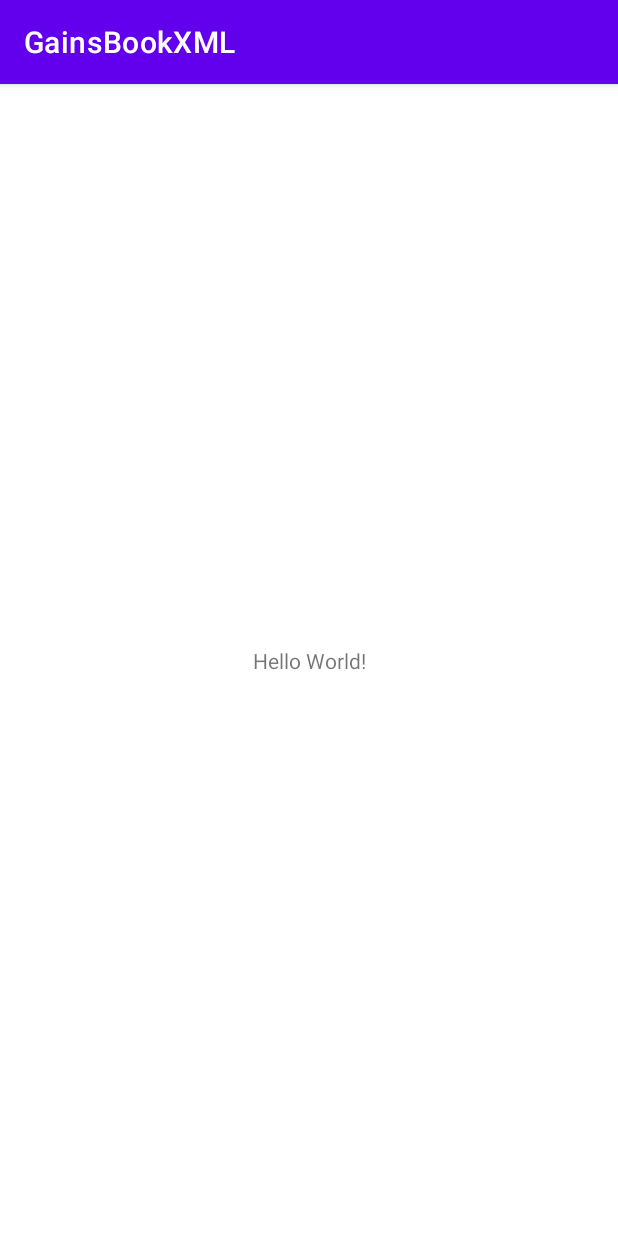
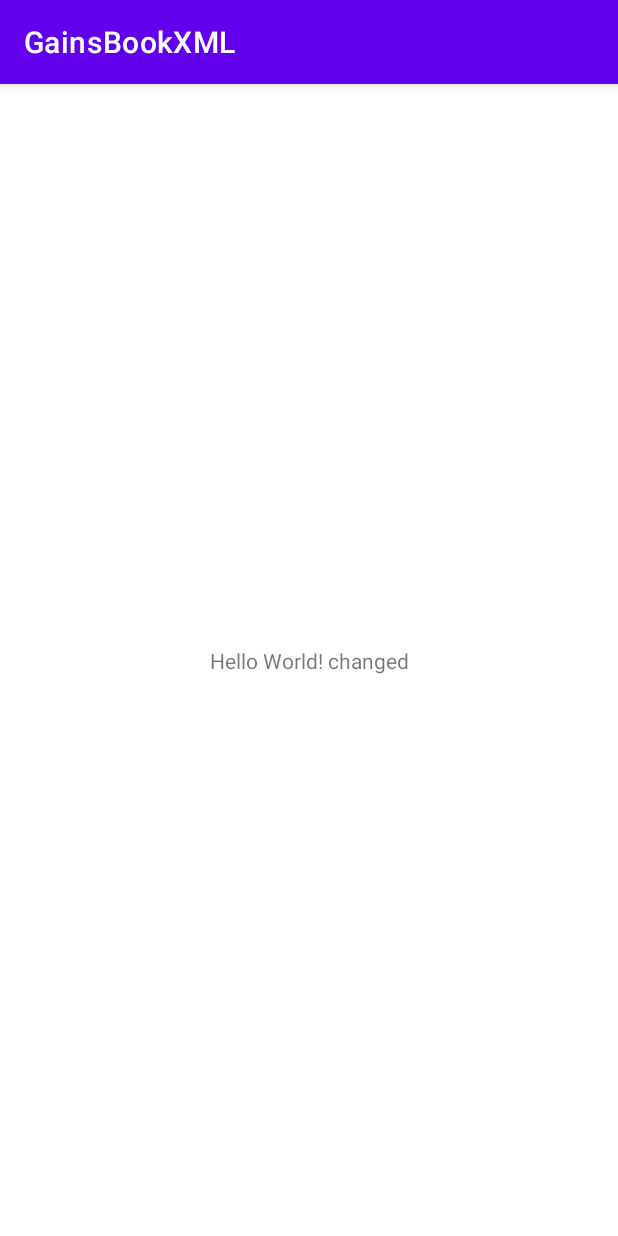
Before and after one commit to OskarWiiala/GainsBookXML, an Android app: the screen it shows after launch (MainActivity), on a phone screen of 412 x 824 dp. Run offline under Robolectric (Android 15) with nearby library versions, the phone set to English and light mode, and no system bars.

Commit message:
just checking if this works

```diff
--- a/app/src/main/res/layout/activity_main.xml
+++ b/app/src/main/res/layout/activity_main.xml
@@ -9,7 +9,7 @@
     <TextView
         android:layout_width="wrap_content"
         android:layout_height="wrap_content"
-        android:text="Hello World!"
+        android:text="Hello World! changed"
         app:layout_constraintBottom_toBottomOf="parent"
         app:layout_constraintEnd_toEndOf="parent"
         app:layout_constraintStart_toStartOf="parent"
```
